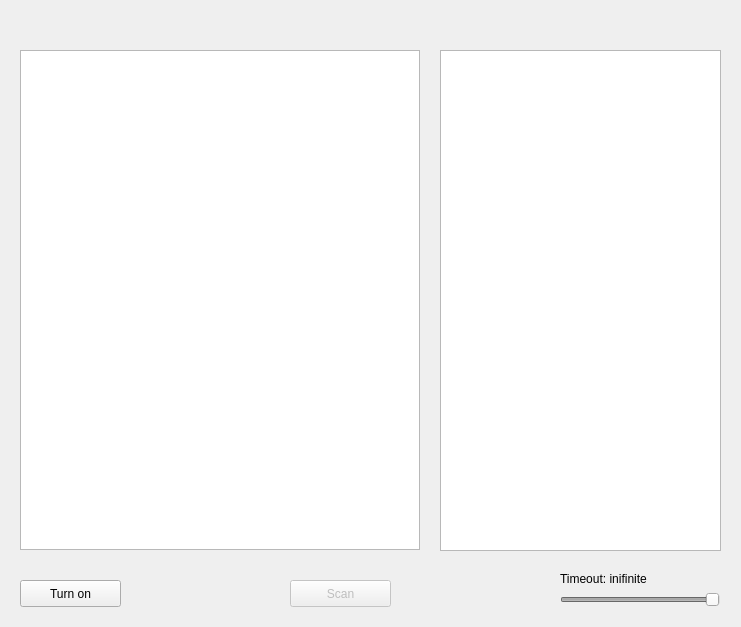
pawelmoll/scannerAPI, file viewer/viewer.ui: the form before one commit.
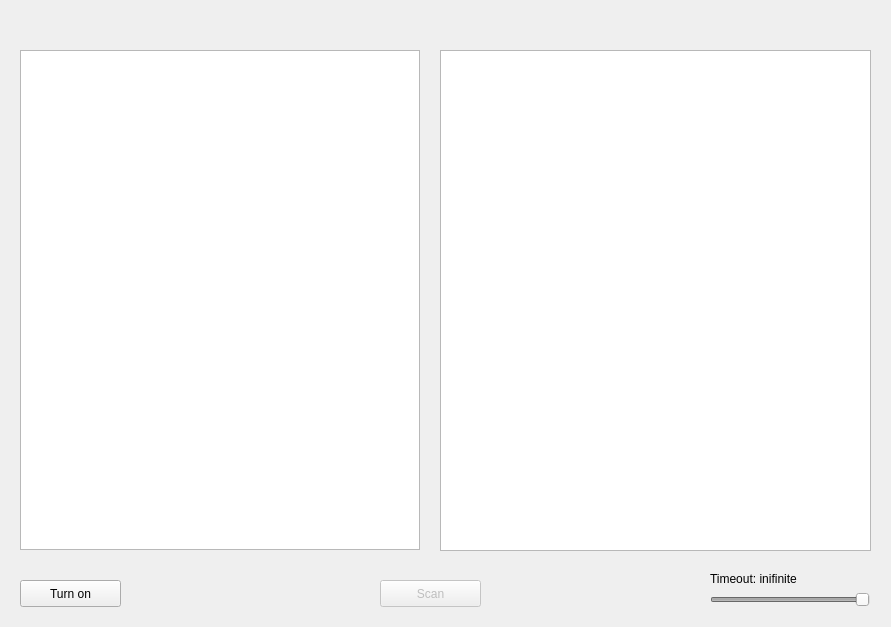
The form after the commit.

Commit message:
viewer: Refactor interface to scanner
Abstract scanner and fingerprint out to separate class hierarchy
and use the iso_fmr library to decode templates.

Patch:
```diff
--- a/viewer/viewer.ui
+++ b/viewer/viewer.ui
@@ -6,7 +6,7 @@
    <rect>
     <x>0</x>
     <y>0</y>
-    <width>741</width>
+    <width>891</width>
     <height>627</height>
    </rect>
   </property>
@@ -42,7 +42,7 @@
     </property>
     <property name="geometry">
      <rect>
-      <x>290</x>
+      <x>380</x>
       <y>580</y>
       <width>101</width>
       <height>27</height>
@@ -61,7 +61,7 @@
     </property>
     <property name="geometry">
      <rect>
-      <x>560</x>
+      <x>710</x>
       <y>590</y>
       <width>160</width>
       <height>19</height>
@@ -80,7 +80,7 @@
    <widget class="QLabel" name="timeoutLabel">
     <property name="geometry">
      <rect>
-      <x>560</x>
+      <x>710</x>
       <y>570</y>
       <width>161</width>
       <height>17</height>
@@ -105,7 +105,7 @@
      <rect>
       <x>440</x>
       <y>50</y>
-      <width>281</width>
+      <width>431</width>
       <height>501</height>
      </rect>
     </property>
```
The commit also changes 7 other files.
